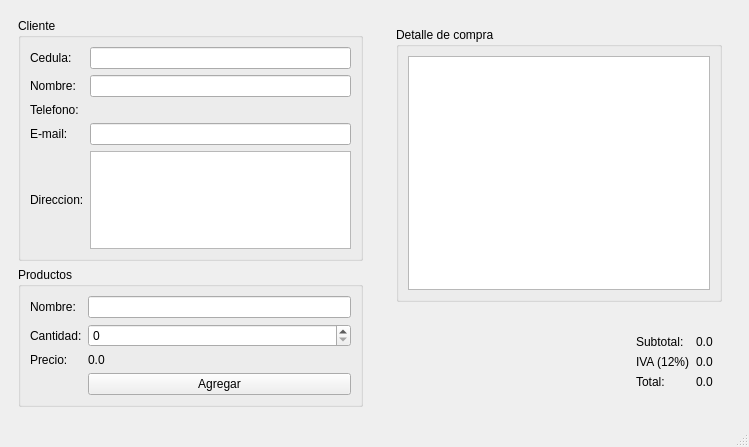
First picture: the form in tienda.ui, repository Adr802/P59-Tienda, before the edit.
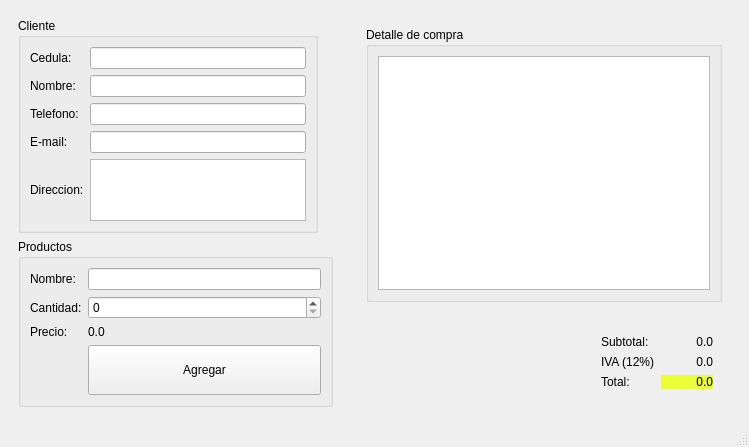
Second picture: the form after the edit.

The edit to the form file:
```diff
--- a/tienda.ui
+++ b/tienda.ui
@@ -14,12 +14,36 @@
    <string>Tienda</string>
   </property>
   <widget class="QWidget" name="centralwidget">
+   <property name="maximumSize">
+    <size>
+     <width>1000000</width>
+     <height>16777215</height>
+    </size>
+   </property>
    <layout class="QHBoxLayout" name="horizontalLayout_2">
     <item>
      <widget class="QWidget" name="widget" native="true">
+      <property name="minimumSize">
+       <size>
+        <width>300</width>
+        <height>300</height>
+       </size>
+      </property>
+      <property name="maximumSize">
+       <size>
+        <width>350</width>
+        <height>450</height>
+       </size>
+      </property>
       <layout class="QVBoxLayout" name="verticalLayout">
        <item>
         <widget class="QGroupBox" name="groupBox">
+         <property name="maximumSize">
+          <size>
+           <width>300</width>
+           <height>16777215</height>
+          </size>
+         </property>
          <property name="title">
           <string>Cliente</string>
          </property>
@@ -35,7 +59,11 @@
            <widget class="QLineEdit" name="lineEdit_3"/>
           </item>
           <item row="4" column="1">
-           <widget class="QTextEdit" name="textEdit"/>
+           <widget class="QTextEdit" name="inDireccion">
+            <property name="lineWidth">
+             <number>3</number>
+            </property>
+           </widget>
           </item>
           <item row="0" column="0">
            <widget class="QLabel" name="label">
@@ -71,6 +99,9 @@
             </property>
            </widget>
           </item>
+          <item row="2" column="1">
+           <widget class="QLineEdit" name="inTelefono"/>
+          </item>
          </layout>
         </widget>
        </item>
@@ -115,7 +146,18 @@
            </widget>
           </item>
           <item row="3" column="1">
-           <widget class="QPushButton" name="pushButton">
+           <widget class="QPushButton" name="btnAgregar">
+            <property name="minimumSize">
+             <size>
+              <width>0</width>
+              <height>50</height>
+             </size>
+            </property>
+            <property name="styleSheet">
+             <string notr="true">QPushButton#btnAgregar:hover{
+background-color: rgb(222, 198, 255);
+}</string>
+            </property>
             <property name="text">
              <string>Agregar</string>
             </property>
@@ -168,7 +210,7 @@
            <widget class="QWidget" name="widget_3" native="true">
             <property name="minimumSize">
              <size>
-              <width>0</width>
+              <width>130</width>
               <height>0</height>
              </size>
             </property>
@@ -185,6 +227,9 @@
                <property name="text">
                 <string>0.0</string>
                </property>
+               <property name="alignment">
+                <set>Qt::AlignRight|Qt::AlignTrailing|Qt::AlignVCenter</set>
+               </property>
               </widget>
              </item>
              <item row="1" column="0">
@@ -199,6 +244,9 @@
                <property name="text">
                 <string>0.0</string>
                </property>
+               <property name="alignment">
+                <set>Qt::AlignRight|Qt::AlignTrailing|Qt::AlignVCenter</set>
+               </property>
               </widget>
              </item>
              <item row="2" column="0">
@@ -209,10 +257,17 @@
               </widget>
              </item>
              <item row="2" column="1">
-              <widget class="QLabel" name="label_15">
+              <widget class="QLabel" name="outTotal">
+               <property name="styleSheet">
+                <string notr="true">background-color: rgb(235, 255, 57);
+</string>
+               </property>
                <property name="text">
                 <string>0.0</string>
                </property>
+               <property name="alignment">
+                <set>Qt::AlignRight|Qt::AlignTrailing|Qt::AlignVCenter</set>
+               </property>
               </widget>
              </item>
             </layout>
```
Left out of the diff: 16 changed lines with no effect on the pictures.
